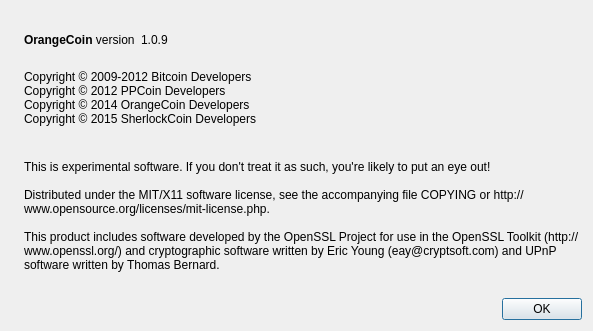
First picture: the form in src/qt/forms/aboutdialog.ui, repository sherlockcoin/Orangecoin, before the edit.
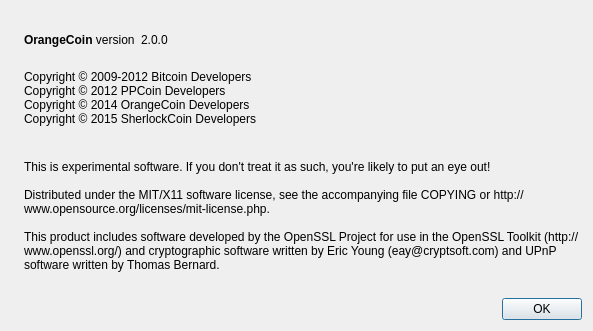
Second picture: the form after the edit. Icons and pictures are not drawn.

```diff
--- a/src/qt/forms/aboutdialog.ui
+++ b/src/qt/forms/aboutdialog.ui
@@ -63,7 +63,7 @@
           <cursorShape>IBeamCursor</cursorShape>
          </property>
          <property name="text">
-          <string notr="true">1.0.9</string>
+          <string notr="true">2.0.0</string>
          </property>
          <property name="textInteractionFlags">
           <set>Qt::LinksAccessibleByMouse|Qt::TextSelectableByKeyboard|Qt::TextSelectableByMouse</set>
```
